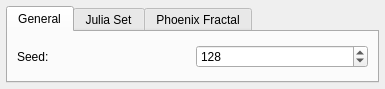
This is Forms/SettingsWindow.ui in tjira/fractoid as Qt 5 draws it before an edit. The edited form follows.
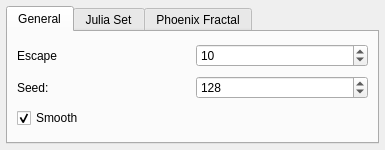
This is the edited form.

The edit to the form file:
```diff
--- a/Forms/SettingsWindow.ui
+++ b/Forms/SettingsWindow.ui
@@ -7,7 +7,7 @@
     <x>0</x>
     <y>0</y>
     <width>385</width>
-    <height>89</height>
+    <height>150</height>
    </rect>
   </property>
   <property name="windowTitle">
@@ -36,23 +36,56 @@
        <string>General</string>
       </attribute>
       <layout class="QGridLayout" name="gridLayout_3">
-       <item row="0" column="1">
-        <widget class="QSpinBox" name="seedSpin">
-         <property name="maximum">
-          <number>1000000000</number>
-         </property>
-         <property name="value">
-          <number>128</number>
+       <item row="0" column="0">
+        <widget class="QLabel" name="escapeLabel">
+         <property name="text">
+          <string>Escape</string>
          </property>
         </widget>
        </item>
-       <item row="0" column="0">
+       <item row="1" column="0">
         <widget class="QLabel" name="seedLabel">
          <property name="text">
           <string>Seed:</string>
          </property>
         </widget>
        </item>
+       <item row="2" column="0">
+        <widget class="QCheckBox" name="smooth">
+         <property name="text">
+          <string>Smooth</string>
+         </property>
+         <property name="checked">
+          <bool>true</bool>
+         </property>
+        </widget>
+       </item>
+       <item row="0" column="1">
+        <widget class="QSpinBox" name="escape">
+         <property name="minimum">
+          <number>1</number>
+         </property>
+         <property name="maximum">
+          <number>1000</number>
+         </property>
+         <property name="value">
+          <number>10</number>
+         </property>
+        </widget>
+       </item>
+       <item row="1" column="1">
+        <widget class="QSpinBox" name="seed">
+         <property name="minimum">
+          <number>1</number>
+         </property>
+         <property name="maximum">
+          <number>1000000</number>
+         </property>
+         <property name="value">
+          <number>128</number>
+         </property>
+        </widget>
+       </item>
       </layout>
      </widget>
      <widget class="QWidget" name="juliaSetings">
```
Left out of the diff: 89 changed lines with no effect on the pictures.
